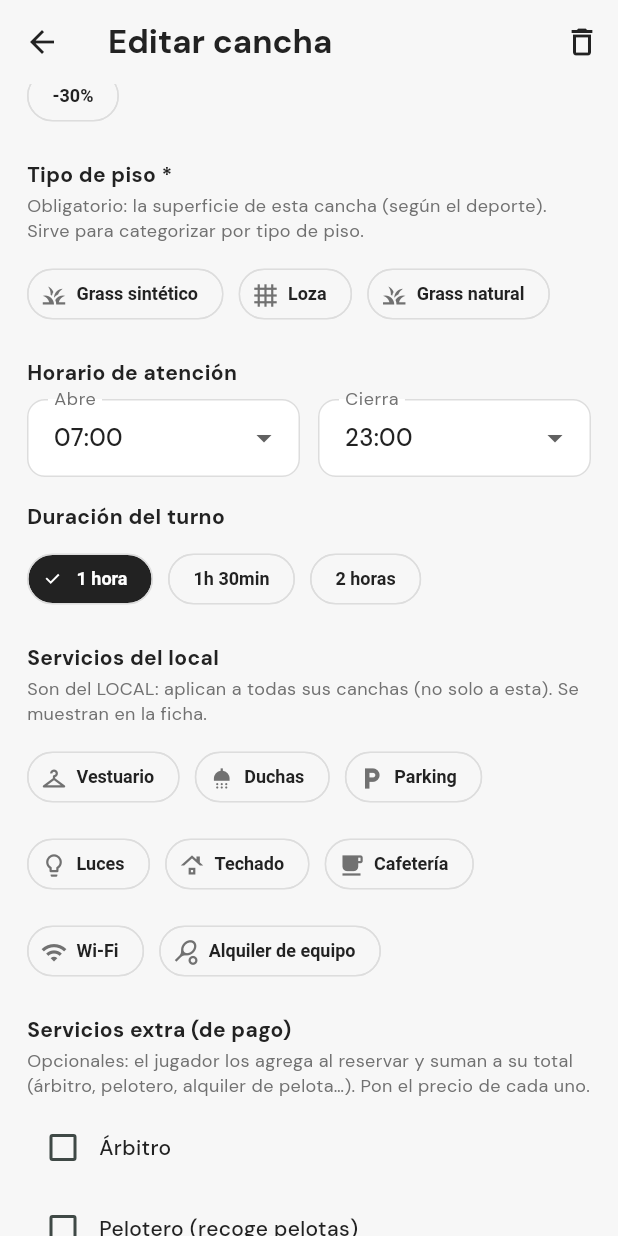
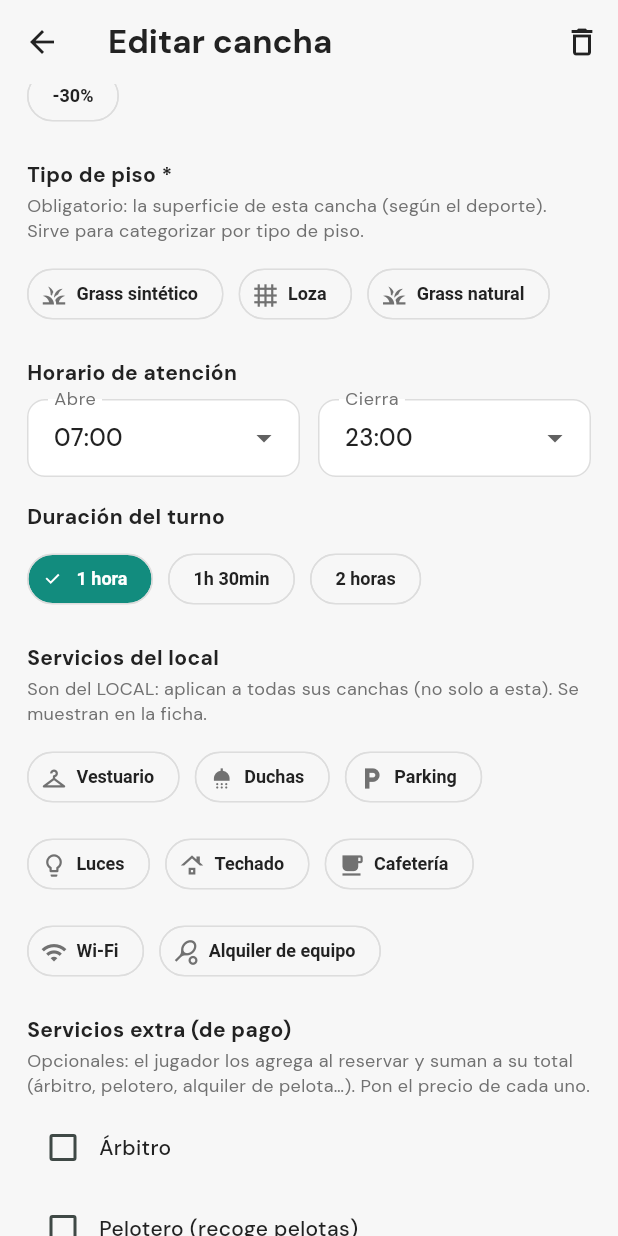
Before and after one commit to dcalagua/canchas-app-lima, a Flutter app: the EditarCanchaScreen screen opened directly with sample values from the repository, scrolled down 1152 dp, on a phone screen of 412 x 824 dp. Run offline on Flutter 3.47's test engine with Material 3 defaults, Android fonts, the phone set to English and light mode, and no system bars; our stand-ins replace audioplayers, firebase_core, firebase_messaging, font_awesome_flutter, geocoding, geolocator and 6 more; missing offline and left inert: record; accounts and stored records are empty.

Commit message:
Auditoría de congruencia: sin botones/chips con fondo oscuro (todo verde WhatsApp)
Causa raíz: en theme.dart, `verdeCancha` estaba MAL definido como `bosque`
(#222 charcoal) pese a llamarse "verde". Se usa en toda la app como acento/
relleno de SELECCIÓN (chips de día/hora, dots activos, badges "confirmada",
íconos), así que salían negros. Ahora `verdeCancha = lima` (verde WhatsApp),
lo que corrige de raíz decenas de sitios.

Además, selecciones con relleno/borde oscuro pasadas a verde:
- club_detalle _DiaChip ("Hoy"): relleno pino → lima + texto blanco (el botón
  reportado en la captura).
- cancha_detalle día/hora: vía verdeCancha → lima.
- pago_tarjeta_sheet, recargar_saldo: borde de selección bosque → lima.
- crear_convocatoria: borde + íconos de selección sage/bosque → lima.
- app_shell: anillo del avatar activo bosque → lima.
- academia_detalle: ícono de tab activo → lima.
- convocatoria_detalle: badge "(tú)" bosque → lima (+ texto blanco).
- verificar_identidad: estado "listo/hecho" pino → lima (check verde).
- reservas_dueno "Marcar pagado": no-pagado ya no es oscuro (CTA verde;
  pagado = verde suave).
- ChoiceChips de superficie/amenidades: texto/ícono/check seleccionado
  bosque → blanco (contraste sobre el relleno lima).

Se DEJAN oscuros a propósito (no son botones): AppBars/headers (bosque/sage) y
SnackBars (estándar). El estado "bloqueado" del dueño y el hero card siguen en
charcoal por semántica.

Co-Authored-By: Claude Opus 4.8 (1M context) <noreply@anthropic.com>
Claude-Session: https://claude.ai/code/session_017fg7ijXuZRX6jvFjZELf83

```diff
--- a/lib/screens/academia_detalle_screen.dart
+++ b/lib/screens/academia_detalle_screen.dart
@@ -685,7 +685,7 @@ class _StepBtn extends StatelessWidget {
         child: Padding(
           padding: const EdgeInsets.all(10),
           child: Icon(icon,
-              color: activo ? bosque : textoTenue, size: 22),
+              color: activo ? lima : textoTenue, size: 22),
         ),
       ),
     );
--- a/lib/screens/agregar_cancha_screen.dart
+++ b/lib/screens/agregar_cancha_screen.dart
@@ -196,11 +196,11 @@ class _AgregarCanchaScreenState extends State<AgregarCanchaScreen> {
                 ChoiceChip(
                   avatar: Icon(iconoSuperficie(s),
                       size: 18,
-                      color: _superficie == s ? bosque : textoTenue),
+                      color: _superficie == s ? Colors.white : textoTenue),
                   label: Text(s),
                   selected: _superficie == s,
                   labelStyle: TextStyle(
-                      color: _superficie == s ? bosque : cs.onSurface,
+                      color: _superficie == s ? Colors.white : cs.onSurface,
                       fontWeight: FontWeight.w600),
                   selectedColor: lima,
                   onSelected: (sel) =>
--- a/lib/screens/app_shell.dart
+++ b/lib/screens/app_shell.dart
@@ -93,7 +93,7 @@ class _PerfilIcono extends StatelessWidget {
       decoration: BoxDecoration(
         shape: BoxShape.circle,
         border: Border.all(
-          color: seleccionado ? bosque : Colors.transparent,
+          color: seleccionado ? lima : Colors.transparent,
           width: 2,
         ),
       ),
--- a/lib/screens/convocatoria_detalle_screen.dart
+++ b/lib/screens/convocatoria_detalle_screen.dart
@@ -538,10 +538,10 @@ class _FilaInscrito extends StatelessWidget {
       child: ListTile(
         leading: CircleAvatar(
           radius: 16,
-          backgroundColor: soyYo ? bosque : limaSuave,
+          backgroundColor: soyYo ? lima : limaSuave,
           child: Text('$orden',
               style: TextStyle(
-                  color: soyYo ? lima : bosque,
+                  color: soyYo ? Colors.white : bosque,
                   fontWeight: FontWeight.w700,
                   fontSize: 13)),
         ),
--- a/lib/screens/crear_convocatoria_screen.dart
+++ b/lib/screens/crear_convocatoria_screen.dart
@@ -221,13 +221,13 @@ class _ModoOption extends StatelessWidget {
             color: seleccionado ? limaSuave : Theme.of(context).colorScheme.surface,
             borderRadius: BorderRadius.circular(12),
             border: Border.all(
-              color: seleccionado ? sage : trazo,
+              color: seleccionado ? lima : trazo,
               width: seleccionado ? 1.6 : 1,
             ),
           ),
           child: Row(
             children: [
-              Icon(_icono, color: seleccionado ? bosque : textoTenue),
+              Icon(_icono, color: seleccionado ? lima : textoTenue),
               const SizedBox(width: 12),
               Expanded(
                 child: Column(
@@ -246,7 +246,7 @@ class _ModoOption extends StatelessWidget {
                 seleccionado
                     ? Icons.radio_button_checked
                     : Icons.radio_button_off,
-                color: seleccionado ? bosque : trazo,
+                color: seleccionado ? lima : trazo,
               ),
             ],
           ),
--- a/lib/screens/editar_cancha_screen.dart
+++ b/lib/screens/editar_cancha_screen.dart
@@ -606,11 +606,11 @@ class _EditarCanchaScreenState extends State<EditarCanchaScreen> {
                 ChoiceChip(
                   avatar: Icon(iconoSuperficie(s),
                       size: 18,
-                      color: _superficie == s ? bosque : textoTenue),
+                      color: _superficie == s ? Colors.white : textoTenue),
                   label: Text(s),
                   selected: _superficie == s,
                   labelStyle: TextStyle(
-                      color: _superficie == s ? bosque : cs.onSurface,
+                      color: _superficie == s ? Colors.white : cs.onSurface,
                       fontWeight: FontWeight.w600),
                   selectedColor: lima,
                   onSelected: (sel) =>
@@ -645,14 +645,14 @@ class _EditarCanchaScreenState extends State<EditarCanchaScreen> {
                   avatar: Icon(a.icono,
                       size: 18,
                       color: _amenidades.contains(a.clave)
-                          ? bosque
+                          ? Colors.white
                           : textoTenue),
                   label: Text(a.etiqueta),
                   selected: _amenidades.contains(a.clave),
                   selectedColor: lima,
-                  checkmarkColor: bosque,
+                  checkmarkColor: Colors.white,
                   labelStyle: TextStyle(
-                      color: _amenidades.contains(a.clave) ? bosque : cs.onSurface,
+                      color: _amenidades.contains(a.clave) ? Colors.white : cs.onSurface,
                       fontWeight: FontWeight.w600),
                   onSelected: (sel) => setState(() {
                     if (sel) {
--- a/lib/screens/recargar_saldo_screen.dart
+++ b/lib/screens/recargar_saldo_screen.dart
@@ -202,7 +202,7 @@ class _RecargarSaldoScreenState extends State<RecargarSaldoScreen> {
                         selectedColor: lima,
                         labelStyle: TextStyle(
                             fontWeight: FontWeight.w800,
-                            color: _monto == m ? pinoOscuro : cs.onSurface),
+                            color: _monto == m ? Colors.white : cs.onSurface),
                         onSelected: (_) => setState(() => _monto = m),
                       ),
                   ],
@@ -469,7 +469,7 @@ class _MetodoBoton extends StatelessWidget {
             color: sel ? limaSuave : Theme.of(context).colorScheme.surface,
             borderRadius: BorderRadius.circular(16),
             border: Border.all(
-                color: sel ? bosque : const Color(0xFFE4E4E4),
+                color: sel ? lima : const Color(0xFFE4E4E4),
                 width: sel ? 2 : 1),
             boxShadow: const [
               BoxShadow(
--- a/lib/screens/reservas_dueno_screen.dart
+++ b/lib/screens/reservas_dueno_screen.dart
@@ -287,8 +287,10 @@ class _ReservaCard extends StatelessWidget {
                 Expanded(
                   child: FilledButton.icon(
                     style: FilledButton.styleFrom(
-                      backgroundColor: reserva.pagado ? verdeCancha : pino,
-                      foregroundColor: reserva.pagado ? Colors.white : lima,
+                      // No pagado = CTA verde (marcar); pagado = verde suave
+                      // (estado hecho). Sin fondos oscuros.
+                      backgroundColor: reserva.pagado ? limaSuave : lima,
+                      foregroundColor: reserva.pagado ? bosque : Colors.white,
                     ),
                     onPressed: () =>
                         appState.marcarPago(reserva, pagado: !reserva.pagado),
--- a/lib/screens/verificar_identidad_screen.dart
+++ b/lib/screens/verificar_identidad_screen.dart
@@ -213,7 +213,7 @@ class _Tile extends StatelessWidget {
           padding: const EdgeInsets.all(14),
           decoration: BoxDecoration(
             borderRadius: BorderRadius.circular(16),
-            border: Border.all(color: listo ? pino : trazo, width: listo ? 1.5 : 1),
+            border: Border.all(color: listo ? lima : trazo, width: listo ? 1.5 : 1),
           ),
           child: Row(
             children: [
@@ -239,7 +239,7 @@ class _Tile extends StatelessWidget {
                     const SizedBox(height: 2),
                     Text(listo ? 'Listo · toca para cambiar' : subtitulo,
                         style: TextStyle(
-                            color: listo ? pino : textoTenue,
+                            color: listo ? lima : textoTenue,
                             fontSize: 12.5,
                             fontWeight:
                                 listo ? FontWeight.w600 : FontWeight.w400)),
@@ -247,7 +247,7 @@ class _Tile extends StatelessWidget {
                 ),
               ),
               Icon(listo ? Icons.check_circle : Icons.chevron_right,
-                  color: listo ? pino : textoTenue),
+                  color: listo ? lima : textoTenue),
             ],
           ),
         ),
--- a/lib/theme.dart
+++ b/lib/theme.dart
@@ -82,7 +82,11 @@ const Color estadoNeutroFg = Color(0xFF5C6B6C);
 // ── Alias de compatibilidad con el tema anterior ──────────────────────────
 const Color pino = bosque;
 const Color pinoOscuro = tinta;
-const Color verdeCancha = bosque;
+// `verdeCancha` se usa en toda la app como acento/relleno de SELECCIÓN (chips de
+// día/hora, dots activos, badges "confirmada", íconos). Debe ser el verde
+// WhatsApp de la marca, NO el charcoal: mapearlo a `lima` mantiene la app
+// congruente sin tocar cada uso. (Antes era `bosque`, por eso salían negros.)
+const Color verdeCancha = lima;
 const Color verdeClaro = sage;
 const Color verdeOscuro = tinta;
 const Color clay = textoTenue;  // neutro (gris Foggy)
--- a/lib/widgets/pago_tarjeta_sheet.dart
+++ b/lib/widgets/pago_tarjeta_sheet.dart
@@ -433,7 +433,7 @@ class _FilaCard extends StatelessWidget {
           color: sel ? limaSuave : Theme.of(context).colorScheme.surface,
           borderRadius: BorderRadius.circular(14),
           border: Border.all(
-              color: sel ? bosque : const Color(0xFFE4E4E4), width: sel ? 2 : 1),
+              color: sel ? lima : const Color(0xFFE4E4E4), width: sel ? 2 : 1),
         ),
         child: Row(
           children: [
@@ -481,7 +481,7 @@ class _MetodoMini extends StatelessWidget {
             color: sel ? limaSuave : Theme.of(context).colorScheme.surface,
             borderRadius: BorderRadius.circular(14),
             border: Border.all(
-                color: sel ? bosque : const Color(0xFFE4E4E4), width: sel ? 2 : 1),
+                color: sel ? lima : const Color(0xFFE4E4E4), width: sel ? 2 : 1),
           ),
           child: Stack(
             alignment: Alignment.center,
@@ -527,7 +527,7 @@ class _FilaNueva extends StatelessWidget {
           color: sel ? limaSuave : Theme.of(context).colorScheme.surface,
           borderRadius: BorderRadius.circular(14),
           border: Border.all(
-              color: sel ? bosque : const Color(0xFFE4E4E4), width: sel ? 2 : 1),
+              color: sel ? lima : const Color(0xFFE4E4E4), width: sel ? 2 : 1),
         ),
         child: Row(
           children: [
```
Also changed, not shown: lib/screens/club_detalle_screen.dart (+5 -3 lines), lib/screens/registrar_cancha_screen.dart (+4 -4 lines).
